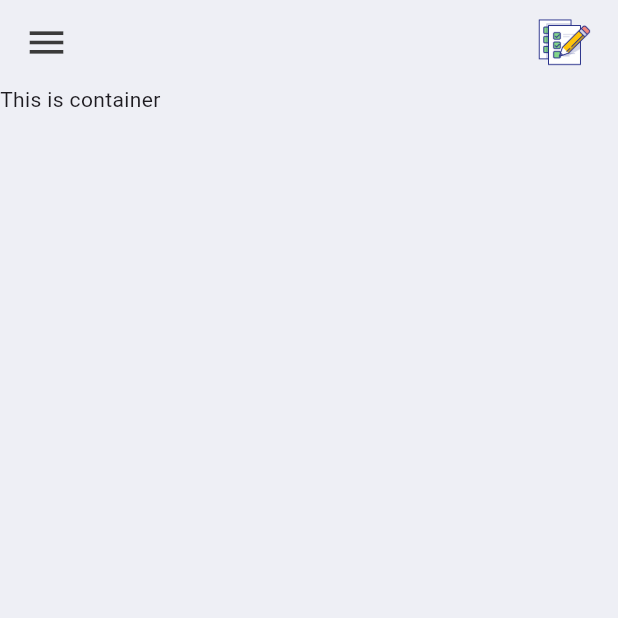
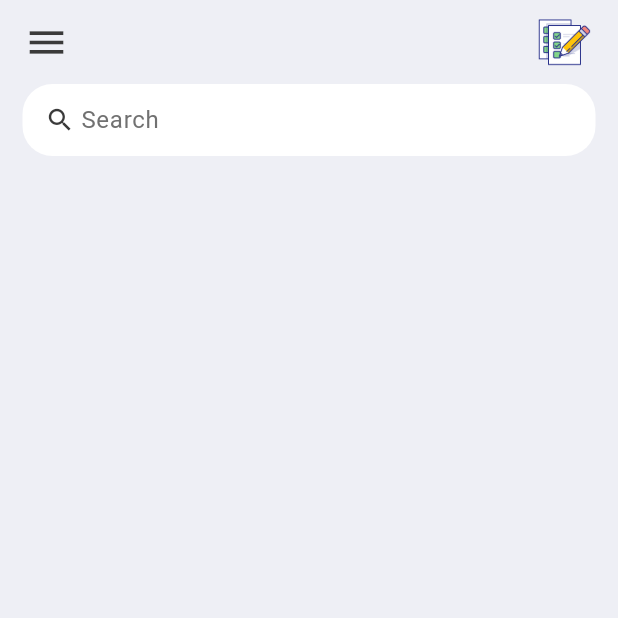
Before and after one commit to codeby-vikrant/Task-2-To-Do-List-App, a Flutter app: the screen it shows after launch, on a phone screen of 412 x 824 dp, the top half of it. Run offline on Flutter 3.47's test engine with Material 3 defaults, Android fonts, the phone set to English and light mode, and no system bars.

Commit message:
made a search box

```diff
--- a/lib/screens/home.dart
+++ b/lib/screens/home.dart
@@ -8,7 +8,39 @@ class HomeScreen extends StatelessWidget {
   Widget build(BuildContext context) {
     return Scaffold(
       backgroundColor: tdBGColor,
-      appBar: AppBar(
+      appBar: _buildAppBar(),
+      body: Container(
+          padding: const EdgeInsets.symmetric(horizontal: 15),
+          child: Column(
+            children: [
+              Container(
+                padding: const EdgeInsets.symmetric(horizontal: 15),
+                decoration: BoxDecoration(
+                  color: Colors.white,
+                  borderRadius: BorderRadius.circular(20),
+                ),
+                child: const TextField(
+                  decoration: InputDecoration(
+                      contentPadding: EdgeInsets.all(0),
+                      prefixIcon: Icon(
+                        Icons.search,
+                        color: tdBlack,
+                        size: 20,
+                      ),
+                      prefixIconConstraints:
+                          BoxConstraints(maxHeight: 20, maxWidth: 25),
+                      border: InputBorder.none,
+                      hintText: 'Search',
+                      hintStyle: TextStyle(color: tdGrey)),
+                ),
+              )
+            ],
+          )),
+    );
+  }
+
+  AppBar _buildAppBar() {
+    return AppBar(
       elevation: 0,
       backgroundColor: tdBGColor,
       title: Row(
@@ -28,10 +60,6 @@ class HomeScreen extends StatelessWidget {
           )
         ],
       ),
-      ),
-      body: Container(
-        child: const Text("This is container"),
-      ),
     );
   }
 }
```
Lines whose indentation alone changed are shown as unchanged.
